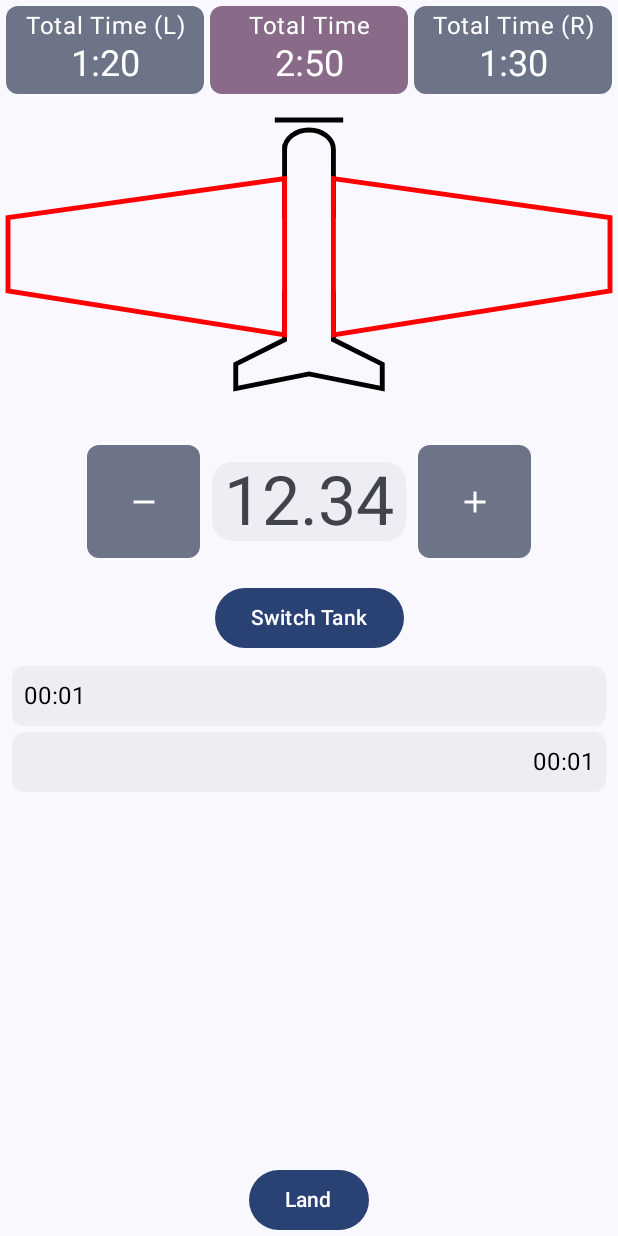
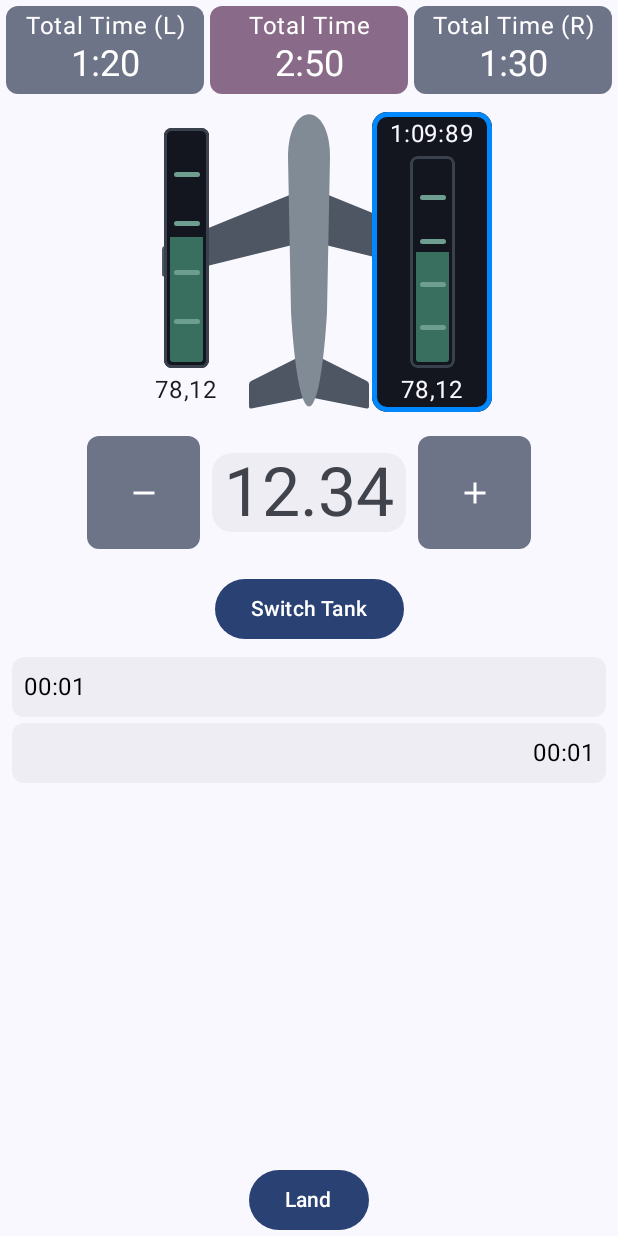
Before and after one commit to Playdric/tank-balancer, an Android app built with Jetpack Compose: the @Preview function PreviewBalancerScreen, on a phone screen of 412 x 824 dp. Run offline under Robolectric (Android 15) with nearby library versions, the phone set to English and light mode, and no system bars; our stand-ins replace Timber.

Commit message:
feat: Rework airplane view and fuel gauges + start of integration of the components

```diff
--- /dev/null
+++ b/presentation/src/main/java/com/cedric/tankbalancer/presentation/composable/Aircraft2.kt
@@ -0,0 +1,147 @@
+package com.cedric.tankbalancer.presentation.composable
+
+import androidx.compose.foundation.Canvas
+import androidx.compose.foundation.background
+import androidx.compose.foundation.layout.Box
+import androidx.compose.foundation.layout.fillMaxSize
+import androidx.compose.foundation.layout.size
+import androidx.compose.runtime.Composable
+import androidx.compose.ui.Alignment
+import androidx.compose.ui.Modifier
+import androidx.compose.ui.geometry.Offset
+import androidx.compose.ui.graphics.Color
+import androidx.compose.ui.graphics.Matrix
+import androidx.compose.ui.graphics.Outline
+import androidx.compose.ui.graphics.Paint
+import androidx.compose.ui.graphics.Path
+import androidx.compose.ui.graphics.PathEffect
+import androidx.compose.ui.graphics.drawOutline
+import androidx.compose.ui.graphics.drawscope.DrawScope
+import androidx.compose.ui.graphics.drawscope.Fill
+import androidx.compose.ui.graphics.drawscope.drawIntoCanvas
+import androidx.compose.ui.tooling.preview.Preview
+import androidx.compose.ui.unit.dp
+
+@Composable
+fun AirplaneView(
+    modifier: Modifier = Modifier,
+    cellColor: Color = Color(0xFF818b95),
+    wingColor: Color = Color(0xFF4d5662),
+) {
+    Canvas(modifier = modifier.fillMaxSize()) {
+        val viewSize = minOf(size.width, size.height)
+        val centerX = size.width / 2F
+        size.height / 2F
+
+        val cellWidth = viewSize * 0.1F
+        viewSize
+
+        val ovalWidth = cellWidth * 1.4F
+        val ovalHeight = viewSize * .3F
+
+        val one = viewSize * 0.01F
+
+        val cellPath = Path().apply {
+            val cellAngle = viewSize * 0.01F
+            val cellTopLeft = Offset(centerX - ovalWidth / 2F, ovalHeight / 2F)
+            val cellTopRight = Offset(centerX + ovalWidth / 2F, ovalHeight / 2F)
+            val cellBottomRight = Offset(centerX + ovalWidth / 2F - cellAngle, (viewSize / 3F) * 2)
+            val cellBottomLeft = Offset(centerX - ovalWidth / 2F + cellAngle, (viewSize / 3F) * 2)
+
+            moveTo(cellTopRight.x, cellTopRight.y)
+            lineTo(cellBottomRight.x, cellBottomRight.y)
+            cubicTo(
+                x1 = cellBottomRight.x - one * 2.5F,
+                y1 = cellBottomRight.y + one * 42F,
+                x2 = cellBottomLeft.x + one * 2.5F,
+                y2 = cellBottomLeft.y + one * 42F,
+                x3 = cellBottomLeft.x,
+                y3 = cellBottomLeft.y
+            )
+            lineTo(cellTopLeft.x, cellTopLeft.y)
+
+            cubicTo(
+                x1 = cellTopLeft.x + one * 0.01F,
+                y1 = cellTopLeft.y - one * 19F,
+                x2 = cellTopRight.x - one * 0.01F,
+                y2 = cellTopRight.y - one * 19F,
+                x3 = cellTopRight.x,
+                y3 = cellTopRight.y
+            )
+        }
+        val wingPath = Path().apply {
+
+            moveTo(viewSize * 0.5F, viewSize * 0.25F)
+            lineTo(viewSize * 0.01F, viewSize * 0.45F)
+            lineTo(viewSize * 0.01F, viewSize * 0.55F)
+            lineTo(viewSize * 0.5F, viewSize * 0.43F)
+        }
+
+//        drawPath(path = wingPath, color = Color.Red, style = Stroke(width = 3F))
+        drawWithRoundedCorners(path = wingPath, radius = viewSize * 0.008F, pathColor = wingColor)
+        drawWithRoundedCorners(
+            path = wingPath.apply {
+                transform(
+                    Matrix().apply {
+                        translate(viewSize, 0f)
+                        scale(-1f, 1f)
+                    }
+                )
+            },
+            radius = viewSize * 0.008F,
+            pathColor = wingColor
+        )
+
+        val tailPath = Path().apply {
+            moveTo(viewSize * 0.5F, viewSize * 0.80F)
+            lineTo(viewSize * 0.3F, viewSize * 0.90F)
+            lineTo(viewSize * 0.3F, viewSize * 0.99F)
+            lineTo(viewSize * 0.5F, viewSize * 0.95F)
+        }
+        drawWithRoundedCorners(path = tailPath, radius = viewSize * 0.008F, pathColor = wingColor)
+        drawWithRoundedCorners(
+            path = tailPath.apply {
+                transform(
+                    Matrix().apply {
+                        translate(viewSize, 0f)
+                        scale(-1f, 1f)
+                    }
+                )
+            },
+            radius = viewSize * 0.008F,
+            pathColor = wingColor
+        )
+        drawPath(path = cellPath, color = cellColor, style = Fill)
+
+    }
+}
+
+private fun DrawScope.drawWithRoundedCorners(path: Path, radius: Float, pathColor: Color) {
+    drawIntoCanvas { canvas ->
+        canvas.drawOutline(
+            outline = Outline.Generic(path),
+            paint = Paint().apply {
+                color = pathColor
+                pathEffect = PathEffect.cornerPathEffect(radius)
+            }
+        )
+    }
+
+}
+
+@Preview(showBackground = true, backgroundColor = 0xFF1A1A1A)
+@Composable
+fun AirplaneViewPreview() {
+    Box(
+        modifier = Modifier
+            .size(400.dp)
+            .background(Color.Black),
+        contentAlignment = Alignment.Center
+    ) {
+        AirplaneView(
+            modifier = Modifier
+                .size(250.dp)
+                .background(Color(0xFF1A1A1A)),
+        )
+    }
+}
--- /dev/null
+++ b/presentation/src/main/java/com/cedric/tankbalancer/presentation/composable/FuelGauge.kt
@@ -0,0 +1,192 @@
+package com.cedric.tankbalancer.presentation.composable
+
+import androidx.compose.foundation.background
+import androidx.compose.foundation.border
+import androidx.compose.foundation.layout.Arrangement
+import androidx.compose.foundation.layout.Box
+import androidx.compose.foundation.layout.Column
+import androidx.compose.foundation.layout.Row
+import androidx.compose.foundation.layout.Spacer
+import androidx.compose.foundation.layout.fillMaxHeight
+import androidx.compose.foundation.layout.fillMaxSize
+import androidx.compose.foundation.layout.fillMaxWidth
+import androidx.compose.foundation.layout.height
+import androidx.compose.foundation.layout.padding
+import androidx.compose.foundation.layout.size
+import androidx.compose.foundation.layout.width
+import androidx.compose.foundation.shape.RoundedCornerShape
+import androidx.compose.material3.MaterialTheme
+import androidx.compose.material3.Text
+import androidx.compose.runtime.Composable
+import androidx.compose.ui.Alignment
+import androidx.compose.ui.Modifier
+import androidx.compose.ui.draw.clip
+import androidx.compose.ui.graphics.Color
+import androidx.compose.ui.tooling.preview.Preview
+import androidx.compose.ui.unit.Dp
+import androidx.compose.ui.unit.dp
+
+@Composable
+fun FuelGauge(
+    modifier: Modifier = Modifier,
+    isSelected: Boolean = true,
+    percentage: Float = 0.5F,
+    time: String = "1:09:89",
+    quantity: String = "78,12",
+    cornerRadius: Dp = 10.dp,
+    selectedOutlineColor: Color = Color(0xFF0088FF),
+    selectedBackgroundColor: Color = Color(0xFF13161f),
+    textColor: Color = MaterialTheme.colorScheme.onBackground,
+    gaugeBackgroundColor: Color = Color(0xFF13161f),
+    gaugeOutlineColor: Color = Color(0xFF39414c),
+    fuelProgressColor: Color = Color(0xFF396f5f),
+    fuelMarkColor: Color = Color(0xFF6e9e8f),
+
+    ) {
+    val outlineThickness = 3.dp
+
+    Box(
+        modifier = modifier
+            .fillMaxHeight()
+            .width(20.dp)
+            .clip(RoundedCornerShape(cornerRadius))
+            .run {
+                if (isSelected) {
+                    this
+                        .background(selectedBackgroundColor)
+                        .border(
+                            width = outlineThickness,
+                            color = selectedOutlineColor,
+                            shape = RoundedCornerShape(cornerRadius)
+                        )
+                } else this
+            }
+
+    ) {
+        Column(
+            modifier = Modifier.fillMaxSize(),
+        ) {
+            Spacer(modifier = Modifier.height(5.dp))
+            Row(
+                modifier = Modifier.fillMaxWidth(),
+                horizontalArrangement = Arrangement.Center
+            ) {
+                if (isSelected)
+                    Text(time, color = textColor, style = MaterialTheme.typography.bodyLarge)
+            }
+            Spacer(modifier = Modifier.height(5.dp))
+            Row(
+                modifier = Modifier
+                    .weight(1F)
+                    .fillMaxWidth(),
+                horizontalArrangement = Arrangement.Center
+            ) {
+                FuelIndicator(
+                    backgroundColor = gaugeBackgroundColor,
+                    outlineColor = gaugeOutlineColor,
+                    fuelProgressColor = fuelProgressColor,
+                    fuelMarkColor = fuelMarkColor
+                )
+            }
+            Spacer(modifier = Modifier.height(5.dp))
+            Row(
+                modifier = Modifier.fillMaxWidth(),
+                horizontalArrangement = Arrangement.Center
+            ) {
+                Text(quantity, color = textColor, style = MaterialTheme.typography.bodyLarge)
+            }
+            Spacer(modifier = Modifier.height(5.dp))
+        }
+    }
+}
+
+@Composable
+fun FuelIndicator(
+    modifier: Modifier = Modifier,
+    percentage: Float = 0.55F,
+    backgroundColor: Color,
+    outlineColor: Color,
+    fuelProgressColor: Color,
+    fuelMarkColor: Color
+) {
+    val cornerRadius = 5.dp
+    val outlineThickness = 2.dp
+    Box(
+        modifier = modifier
+            .fillMaxHeight()
+            .width(30.dp)
+            .clip(RoundedCornerShape(cornerRadius))
+            .background(backgroundColor)
+            .border(
+                width = outlineThickness,
+                color = outlineColor,
+                shape = RoundedCornerShape(cornerRadius)
+            )
+    ) {
+        Column(
+            modifier = Modifier
+                .fillMaxSize()
+                .padding(4.dp)
+                .clip(RoundedCornerShape(2.dp))
+        ) {
+            Spacer(modifier = Modifier.weight(1F))
+            Box(
+                modifier = Modifier
+                    .fillMaxWidth()
+                    .fillMaxHeight(percentage)
+                    .background(fuelProgressColor)
+            ) {
+
+            }
+        }
+
+
+        Column(modifier = Modifier.fillMaxSize()) {
+            Spacer(modifier = Modifier.weight(1F))
+            Mark(fuelMarkColor)
+            Spacer(modifier = Modifier.weight(1F))
+            Mark(fuelMarkColor)
+            Spacer(modifier = Modifier.weight(1F))
+            Mark(fuelMarkColor)
+            Spacer(modifier = Modifier.weight(1F))
+            Mark(fuelMarkColor)
+            Spacer(modifier = Modifier.weight(1F))
+
+        }
+    }
+}
+
+@Composable
+private fun Mark(
+    fuelMarkColor: Color
+) {
+    Row(
+        modifier = Modifier.fillMaxWidth(),
+        horizontalArrangement = Arrangement.Center
+    ) {
+        Box(
+            modifier = Modifier
+                .width(17.dp)
+                .height(3.dp)
+                .clip(RoundedCornerShape(5.dp))
+                .background(fuelMarkColor)
+        ) { }
+    }
+}
+
+@Preview
+@Composable
+fun FuelGaugePreview(modifier: Modifier = Modifier) {
+    Box(
+        modifier = Modifier
+            .size(400.dp)
+            .background(Color.White),
+        contentAlignment = Alignment.Center
+    ) {
+        FuelGauge(
+            modifier = Modifier
+                .height(200.dp)
+                .width(80.dp),
+        )
+    }
+}
--- a/presentation/src/main/java/com/cedric/tankbalancer/presentation/screen/balancer/BalancerScreen.kt
+++ b/presentation/src/main/java/com/cedric/tankbalancer/presentation/screen/balancer/BalancerScreen.kt
@@ -1,7 +1,6 @@
 package com.cedric.tankbalancer.presentation.screen.balancer
 
 import androidx.compose.foundation.background
-import androidx.compose.foundation.isSystemInDarkTheme
 import androidx.compose.foundation.layout.Arrangement
 import androidx.compose.foundation.layout.Box
 import androidx.compose.foundation.layout.Column
@@ -12,6 +11,7 @@ import androidx.compose.foundation.layout.fillMaxSize
 import androidx.compose.foundation.layout.fillMaxWidth
 import androidx.compose.foundation.layout.height
 import androidx.compose.foundation.layout.padding
+import androidx.compose.foundation.layout.size
 import androidx.compose.foundation.layout.width
 import androidx.compose.foundation.layout.wrapContentHeight
 import androidx.compose.foundation.layout.wrapContentWidth
@@ -44,8 +44,9 @@ import androidx.compose.ui.unit.dp
 import androidx.lifecycle.compose.collectAsStateWithLifecycle
 import com.cedric.domain.model.AircraftTank
 import com.cedric.tankbalancer.presentation.R
-import com.cedric.tankbalancer.presentation.composable.Aircraft
+import com.cedric.tankbalancer.presentation.composable.AirplaneView
 import com.cedric.tankbalancer.presentation.composable.ErrorDialog
+import com.cedric.tankbalancer.presentation.composable.FuelGauge
 import com.cedric.tankbalancer.presentation.composable.RepeatIconButton
 import com.cedric.tankbalancer.presentation.navigation.TankBalancerNavEntry
 import com.cedric.tankbalancer.presentation.theme.TankBalancerTheme
@@ -96,16 +97,29 @@ fun BalancerScreenContent(
         Spacer(modifier = Modifier.height(MaterialTheme.spacing.medium))
         Row(
             modifier = Modifier
-                .fillMaxWidth(),
+                .fillMaxWidth()
+                .height(200.dp),
             horizontalArrangement = Arrangement.Center
         ) {
-            Aircraft(
-                currentTank = uiState.currentTank,
-                currentTime = uiState.currentTankTime,
-                leftFuel = uiState.leftTankFuel,
-                rightFuel = uiState.rightTankFuel,
-                darkTheme = isSystemInDarkTheme(),
-            )
+            Box(modifier = Modifier.fillMaxSize()) {
+                Row(
+                    modifier = Modifier.fillMaxSize(),
+                    horizontalArrangement = Arrangement.Center
+                ) {
+                    AirplaneView(
+                        modifier = Modifier
+                            .size(200.dp)
+                    )
+                }
+                Row(
+                    modifier = Modifier.fillMaxSize(),
+                    horizontalArrangement = Arrangement.SpaceEvenly
+                ) {
+                    FuelGauge(modifier = Modifier.width(80.dp), isSelected = false)
+                    FuelGauge(modifier = Modifier.width(80.dp), textColor = MaterialTheme.colorScheme.background)
+                }
+            }
+
         }
         Spacer(modifier = Modifier.height(MaterialTheme.spacing.medium))
         when (uiState.flightStatus) {
```
